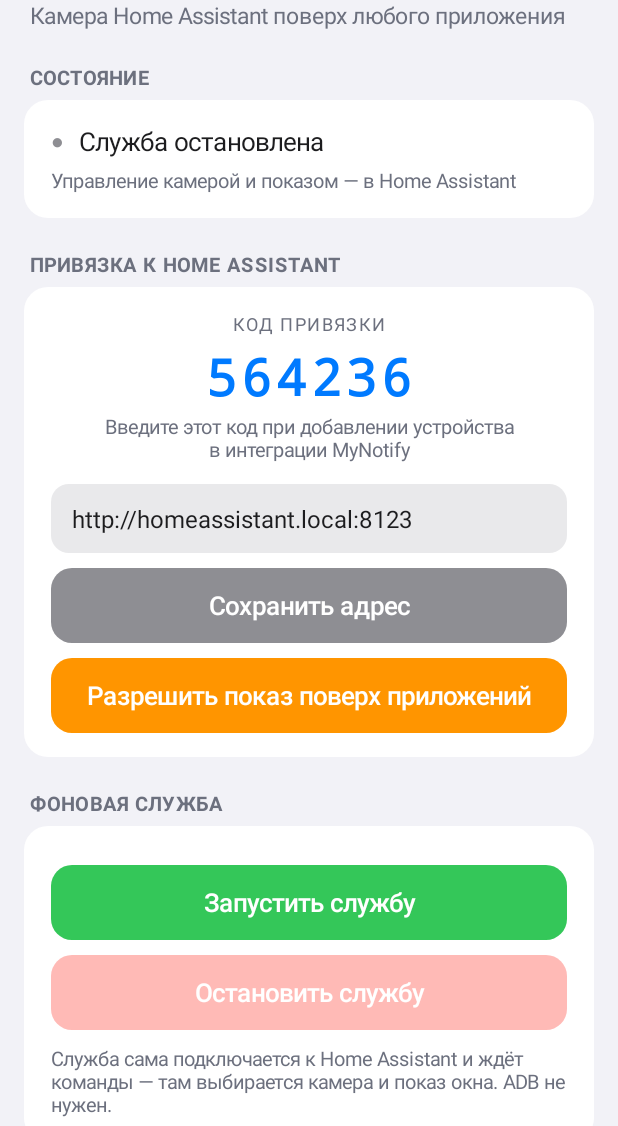
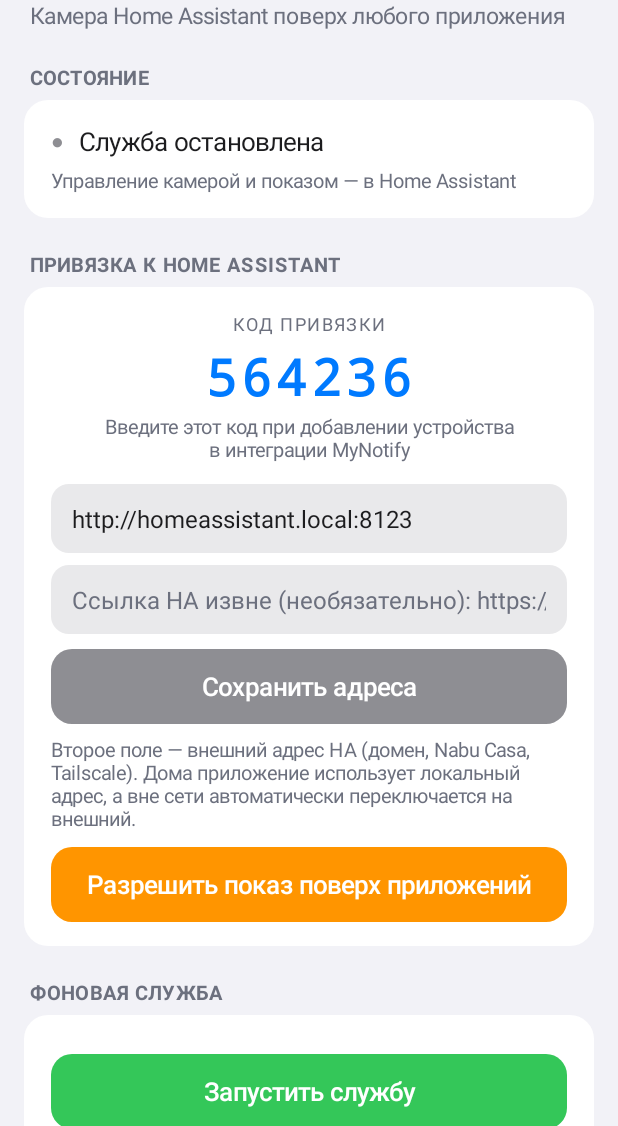
Before and after one commit to beemerspb/mynotify, an Android app: the screen it shows after launch (MainActivity), on a phone screen of 412 x 824 dp, the part 110-1236 px from its top. Run offline under Robolectric (Android 15) with nearby library versions, the phone set to English and light mode, and no system bars.

Commit message:
feat: v0.7.0 — внешний адрес HA с автопереключением, системный звук при показе окна; кнопки окна иконками с масштабом; убраны скриншот и запись (приложение и интеграция)

```diff
--- a/app/build.gradle.kts
+++ b/app/build.gradle.kts
@@ -11,8 +11,8 @@ android {
         applicationId = "com.mynotify"
         minSdk = 21
         targetSdk = 35
-        versionCode = 15
-        versionName = "0.6.9"
+        versionCode = 16
+        versionName = "0.7.0"
     }
 
     compileOptions {
--- a/app/src/main/java/com/mynotify/MainActivity.kt
+++ b/app/src/main/java/com/mynotify/MainActivity.kt
@@ -9,6 +9,7 @@ import android.content.res.ColorStateList
 import android.graphics.Color
 import android.graphics.Typeface
 import android.graphics.drawable.GradientDrawable
+import android.media.RingtoneManager
 import android.net.Uri
 import android.os.Build
 import android.os.Bundle
@@ -31,10 +32,14 @@ import androidx.core.content.ContextCompat
  */
 class MainActivity : Activity() {
 
+    companion object { private const val REQ_SOUND = 41 }
+
     private lateinit var statusText: TextView
     private lateinit var statusDot: TextView
     private lateinit var codeText: TextView
     private lateinit var urlInput: EditText
+    private lateinit var extUrlInput: EditText
+    private lateinit var soundText: TextView
     private lateinit var launchBtn: Button
     private lateinit var stopBtn: Button
     private lateinit var windowBtn: Button
@@ -306,13 +311,41 @@ class MainActivity : Activity() {
             layoutParams = lp
         }
         pairCard.addView(urlInput)
-        pairCard.addView(iosButton("Сохранить адрес", cGray).apply {
+        extUrlInput = EditText(this).apply {
+            setText(getSharedPreferences("settings", MODE_PRIVATE)
+                .getString("ha_url_ext", ""))
+            hint = "Ссылка HA извне (необязательно): https://ha.example.com"
+            setSingleLine()
+            setTextColor(cLabel)
+            setHintTextColor(cSecondary)
+            setTextSize(TypedValue.COMPLEX_UNIT_SP, 16f)
+            background = GradientDrawable().apply {
+                setColor(ContextCompat.getColor(this@MainActivity, R.color.ios_field))
+                cornerRadius = dp(12).toFloat()
+            }
+            setPadding(dp(14), dp(12), dp(14), dp(12))
+            val lp = LinearLayout.LayoutParams(
+                ViewGroup.LayoutParams.MATCH_PARENT, ViewGroup.LayoutParams.WRAP_CONTENT)
+            lp.topMargin = dp(8)
+            layoutParams = lp
+        }
+        pairCard.addView(extUrlInput)
+        pairCard.addView(iosButton("Сохранить адреса", cGray).apply {
             setOnClickListener {
                 getSharedPreferences("settings", MODE_PRIVATE).edit()
                     .putString("ha_url", urlInput.text.toString().trim().trimEnd('/'))
+                    .putString("ha_url_ext", extUrlInput.text.toString().trim().trimEnd('/'))
                     .apply()
-                Toast.makeText(this@MainActivity, "Адрес сохранён", Toast.LENGTH_SHORT).show()
+                Toast.makeText(this@MainActivity, "Адреса сохранены", Toast.LENGTH_SHORT).show()
             }
+        })
+        pairCard.addView(TextView(this).apply {
+            text = "Второе поле — внешний адрес HA (домен, Nabu Casa, Tailscale). " +
+                "Дома приложение использует локальный адрес, а вне сети " +
+                "автоматически переключается на внешний."
+            setTextColor(cSecondary)
+            setTextSize(TypedValue.COMPLEX_UNIT_SP, 13f)
+            setPadding(0, dp(8), 0, 0)
         })
         if (!hasOverlayPermission()) {
             permBtn = iosButton("Разрешить показ поверх приложений", cOrange).apply {
@@ -384,6 +417,39 @@ class MainActivity : Activity() {
         windowBtn.layoutParams = (windowBtn.layoutParams as LinearLayout.LayoutParams)
             .apply { topMargin = 0 }
         winCard.addView(windowBtn)
+        winCard.addView(TextView(this).apply {
+            text = "ЗВУК ПРИ ПОКАЗЕ ОКНА"
+            setTextColor(cSecondary)
+            setTextSize(TypedValue.COMPLEX_UNIT_SP, 12f)
+            letterSpacing = 0.08f
+            setPadding(0, dp(16), 0, 0)
+        })
+        soundText = TextView(this).apply {
+            setTextColor(cLabel)
+            setTextSize(TypedValue.COMPLEX_UNIT_SP, 16f)
+            setPadding(0, dp(4), 0, 0)
+        }
+        updateSoundLabel()
+        winCard.addView(soundText)
+        winCard.addView(iosButton("Выбрать системный звук", cGray).apply {
+            setOnClickListener {
+                val cur = getSharedPreferences("settings", MODE_PRIVATE)
+                    .getString("sound_uri", null)
+                val i = Intent(RingtoneManager.ACTION_RINGTONE_PICKER).apply {
+                    putExtra(
+                        RingtoneManager.EXTRA_RINGTONE_TYPE, RingtoneManager.TYPE_NOTIFICATION
+                    )
+                    putExtra(RingtoneManager.EXTRA_RINGTONE_TITLE, "Звук при показе окна")
+                    putExtra(RingtoneManager.EXTRA_RINGTONE_SHOW_SILENT, true)
+                    putExtra(RingtoneManager.EXTRA_RINGTONE_SHOW_DEFAULT, false)
+                    if (cur != null && cur != "silent")
+                        putExtra(
+                            RingtoneManager.EXTRA_RINGTONE_EXISTING_URI, Uri.parse(cur)
+                        )
+                }
+                startActivityForResult(i, REQ_SOUND)
+            }
+        })
         lay.addView(winCard)
 
         lay.addView(footer("MyNotify · Home Assistant"))
@@ -404,6 +470,29 @@ class MainActivity : Activity() {
 
     private val windowHandler = android.os.Handler(android.os.Looper.getMainLooper())
 
+    private fun updateSoundLabel() {
+        val saved = getSharedPreferences("settings", MODE_PRIVATE)
+            .getString("sound_uri", null)
+        soundText.text = when {
+            saved == null -> "Не выбран — окно появляется без звука"
+            saved == "silent" -> "Без звука"
+            else -> try {
+                RingtoneManager.getRingtone(this, Uri.parse(saved))?.getTitle(this)
+                    ?: "Выбран системный звук"
+            } catch (_: Exception) { "Выбран системный звук" }
+        }
+    }
+
+    override fun onActivityResult(requestCode: Int, resultCode: Int, data: Intent?) {
+        super.onActivityResult(requestCode, resultCode, data)
+        if (requestCode == REQ_SOUND && resultCode == RESULT_OK) {
+            val uri = data?.getParcelableExtra<Uri>(RingtoneManager.EXTRA_RINGTONE_PICKED_URI)
+            getSharedPreferences("settings", MODE_PRIVATE).edit()
+                .putString("sound_uri", uri?.toString() ?: "silent").apply()
+            updateSoundLabel()
+        }
+    }
+
     override fun onDestroy() {
         windowHandler.removeCallbacksAndMessages(null)
         super.onDestroy()
--- /dev/null
+++ b/app/src/main/res/drawable/ic_close.xml
@@ -0,0 +1,7 @@
+<vector xmlns:android="http://schemas.android.com/apk/res/android"
+    android:width="24dp" android:height="24dp"
+    android:viewportWidth="24" android:viewportHeight="24">
+    <path
+        android:fillColor="#FFFFFFFF"
+        android:pathData="M19,6.41L17.59,5 12,10.59 6.41,5 5,6.41 10.59,12 5,17.59 6.41,19 12,13.41 17.59,19 19,17.59 13.41,12z"/>
+</vector>
--- /dev/null
+++ b/app/src/main/res/drawable/ic_fullscreen.xml
@@ -0,0 +1,7 @@
+<vector xmlns:android="http://schemas.android.com/apk/res/android"
+    android:width="24dp" android:height="24dp"
+    android:viewportWidth="24" android:viewportHeight="24">
+    <path
+        android:fillColor="#FFFFFFFF"
+        android:pathData="M7,14H5v5h5v-2H7v-3zM5,10h2V7h3V5H5v5zM17,17h-3v2h5v-5h-2v3zM14,5v2h3v3h2V5h-5z"/>
+</vector>
--- /dev/null
+++ b/app/src/main/res/drawable/ic_fullscreen_exit.xml
@@ -0,0 +1,7 @@
+<vector xmlns:android="http://schemas.android.com/apk/res/android"
+    android:width="24dp" android:height="24dp"
+    android:viewportWidth="24" android:viewportHeight="24">
+    <path
+        android:fillColor="#FFFFFFFF"
+        android:pathData="M5,16h3v3h2v-5H5v2zM8,8H5v2h5V5H8v3zM14,19h2v-3h3v-2h-5v5zM16,8V5h-2v5h5V8h-3z"/>
+</vector>
```
Also changed, not shown: app/src/main/java/com/mynotify/OverlayService.kt (+94 -133 lines), 4 other files.
